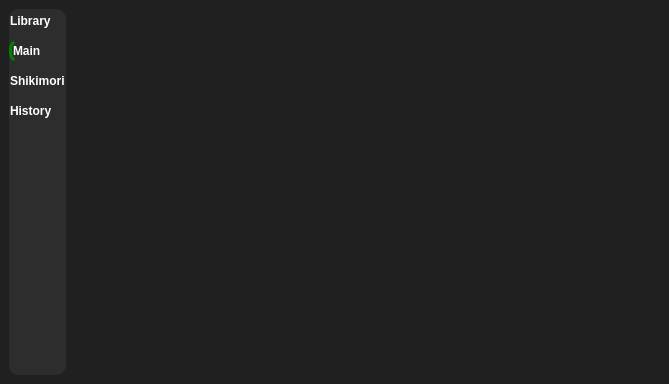
The window that forms/mainWindow.ui (brandonzorn/Nlight) describes before a commit, drawn with Qt 5.
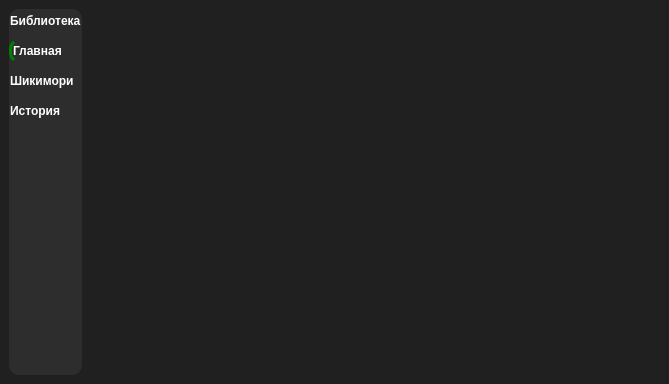
The same window after the commit. Icons and pictures are not drawn.

Commit message: added russian names

Patch:
```diff
--- a/forms/mainWindow.ui
+++ b/forms/mainWindow.ui
@@ -98,7 +98,7 @@
              <string notr="true"/>
             </property>
             <property name="text">
-             <string>Library</string>
+             <string>Библиотека</string>
             </property>
             <property name="icon">
              <iconset resource="../desu_res.qrc">
@@ -130,7 +130,7 @@
              <string notr="true"/>
             </property>
             <property name="text">
-             <string>Main</string>
+             <string>Главная</string>
             </property>
             <property name="icon">
              <iconset resource="../desu_res.qrc">
@@ -165,7 +165,7 @@
              <string notr="true"/>
             </property>
             <property name="text">
-             <string>Shikimori</string>
+             <string>Шикимори</string>
             </property>
             <property name="icon">
              <iconset resource="../desu_res.qrc">
@@ -197,7 +197,7 @@
              <string notr="true"/>
             </property>
             <property name="text">
-             <string>History</string>
+             <string>История</string>
             </property>
             <property name="icon">
              <iconset resource="../desu_res.qrc">
@@ -246,201 +246,9 @@
       </property>
       <property name="palette">
        <palette>
-        <active>
-         <colorrole role="WindowText">
-          <brush brushstyle="SolidPattern">
-           <color alpha="255">
-            <red>255</red>
-            <green>255</green>
-            <blue>255</blue>
-           </color>
-          </brush>
-         </colorrole>
-         <colorrole role="Button">
-          <brush brushstyle="SolidPattern">
-           <color alpha="255">
-            <red>32</red>
-            <green>32</green>
-            <blue>32</blue>
-           </color>
-          </brush>
-         </colorrole>
-         <colorrole role="Text">
-          <brush brushstyle="SolidPattern">
-           <color alpha="255">
-            <red>255</red>
-            <green>255</green>
-            <blue>255</blue>
-           </color>
-          </brush>
-         </colorrole>
-         <colorrole role="ButtonText">
-          <brush brushstyle="SolidPattern">
-           <color alpha="255">
-            <red>255</red>
-            <green>255</green>
-            <blue>255</blue>
-           </color>
-          </brush>
-         </colorrole>
-         <colorrole role="Base">
-          <brush brushstyle="SolidPattern">
-           <color alpha="255">
-            <red>32</red>
-            <green>32</green>
-            <blue>32</blue>
-           </color>
-          </brush>
-         </colorrole>
-         <colorrole role="Window">
-          <brush brushstyle="SolidPattern">
-           <color alpha="255">
-            <red>32</red>
-            <green>32</green>
-            <blue>32</blue>
-           </color>
-          </brush>
-         </colorrole>
-         <colorrole role="PlaceholderText">
-          <brush brushstyle="SolidPattern">
-           <color alpha="255">
-            <red>255</red>
-            <green>255</green>
-            <blue>255</blue>
-           </color>
-          </brush>
-         </colorrole>
-        </active>
-        <inactive>
-         <colorrole role="WindowText">
-          <brush brushstyle="SolidPattern">
-           <color alpha="255">
-            <red>255</red>
-            <green>255</green>
-            <blue>255</blue>
-           </color>
-          </brush>
-         </colorrole>
-         <colorrole role="Button">
-          <brush brushstyle="SolidPattern">
-           <color alpha="255">
-            <red>32</red>
-            <green>32</green>
-            <blue>32</blue>
-           </color>
-          </brush>
-         </colorrole>
-         <colorrole role="Text">
-          <brush brushstyle="SolidPattern">
-           <color alpha="255">
-            <red>255</red>
-            <green>255</green>
-            <blue>255</blue>
-           </color>
-          </brush>
-         </colorrole>
-         <colorrole role="ButtonText">
-          <brush brushstyle="SolidPattern">
-           <color alpha="255">
-            <red>255</red>
-            <green>255</green>
-            <blue>255</blue>
-           </color>
-          </brush>
-         </colorrole>
-         <colorrole role="Base">
-          <brush brushstyle="SolidPattern">
-           <color alpha="255">
-            <red>32</red>
-            <green>32</green>
-            <blue>32</blue>
-           </color>
-          </brush>
-         </colorrole>
-         <colorrole role="Window">
-          <brush brushstyle="SolidPattern">
-           <color alpha="255">
-            <red>32</red>
-            <green>32</green>
-            <blue>32</blue>
-           </color>
-          </brush>
-         </colorrole>
-         <colorrole role="PlaceholderText">
-          <brush brushstyle="SolidPattern">
-           <color alpha="255">
-            <red>255</red>
-            <green>255</green>
-            <blue>255</blue>
-           </color>
-          </brush>
-         </colorrole>
-        </inactive>
-        <disabled>
-         <colorrole role="WindowText">
-          <brush brushstyle="SolidPattern">
-           <color alpha="255">
-            <red>255</red>
-            <green>255</green>
-            <blue>255</blue>
-           </color>
-          </brush>
-         </colorrole>
-         <colorrole role="Button">
-          <brush brushstyle="SolidPattern">
-           <color alpha="255">
-            <red>32</red>
-            <green>32</green>
-            <blue>32</blue>
-           </color>
-          </brush>
-         </colorrole>
-         <colorrole role="Text">
-          <brush brushstyle="SolidPattern">
-           <color alpha="255">
-            <red>255</red>
-            <green>255</green>
-            <blue>255</blue>
-           </color>
-          </brush>
-         </colorrole>
-         <colorrole role="ButtonText">
-          <brush brushstyle="SolidPattern">
-           <color alpha="255">
-            <red>255</red>
-            <green>255</green>
-            <blue>255</blue>
-           </color>
-          </brush>
-         </colorrole>
-         <colorrole role="Base">
-          <brush brushstyle="SolidPattern">
-           <color alpha="255">
-            <red>32</red>
-            <green>32</green>
-            <blue>32</blue>
-           </color>
-          </brush>
-         </colorrole>
-         <colorrole role="Window">
-          <brush brushstyle="SolidPattern">
-           <color alpha="255">
-            <red>32</red>
-            <green>32</green>
-            <blue>32</blue>
-           </color>
-          </brush>
-         </colorrole>
-         <colorrole role="PlaceholderText">
-          <brush brushstyle="SolidPattern">
-           <color alpha="255">
-            <red>255</red>
-            <green>255</green>
-            <blue>255</blue>
-           </color>
-          </brush>
-         </colorrole>
-        </disabled>
+        <active/>
+        <inactive/>
+        <disabled/>
        </palette>
       </property>
       <property name="styleSheet">
```
The commit also changes 1 other file.
